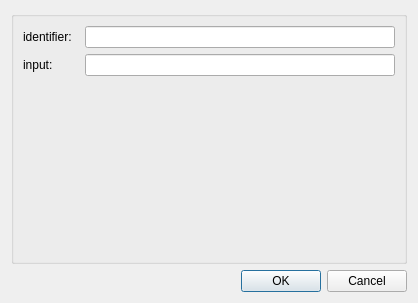
Qt form mapclientplugins/dictdeserializerstep/qt/configuredialog.ui (mapclient-plugins/mapclientplugins.dictdeserializer) before a commit.
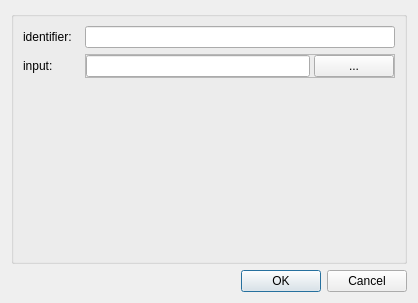
The same form after that commit.

```diff
--- a/mapclientplugins/dictdeserializerstep/qt/configuredialog.ui
+++ b/mapclientplugins/dictdeserializerstep/qt/configuredialog.ui
@@ -14,46 +14,73 @@
    <string>Configure Step</string>
   </property>
   <layout class="QGridLayout" name="gridLayout">
-   <item row="0" column="0">
+   <item row="2" column="0">
+    <widget class="QDialogButtonBox" name="buttonBox">
+     <property name="orientation">
+      <enum>Qt::Horizontal</enum>
+     </property>
+     <property name="standardButtons">
+      <set>QDialogButtonBox::Cancel|QDialogButtonBox::Ok</set>
+     </property>
+    </widget>
+   </item>
+   <item row="1" column="0">
     <widget class="QGroupBox" name="configGroupBox">
      <property name="title">
       <string/>
      </property>
      <layout class="QFormLayout" name="formLayout">
-      <item row="0" column="0">
-       <widget class="QLabel" name="label0">
-        <property name="text">
-         <string>identifier:  </string>
-        </property>
-       </widget>
-      </item>
-      <item row="0" column="1">
-       <widget class="QLineEdit" name="lineEdit0"/>
-      </item>
-
+      <property name="fieldGrowthPolicy">
+       <enum>QFormLayout::AllNonFixedFieldsGrow</enum>
+      </property>
       <item row="1" column="0">
-       <widget class="QLabel" name="label1">
+       <widget class="QLabel" name="identifer_label">
         <property name="text">
-         <string>input:  </string>
+         <string>identifier:  </string>
         </property>
        </widget>
       </item>
       <item row="1" column="1">
-       <widget class="QLineEdit" name="lineEdit1"/>
+       <widget class="QLineEdit" name="identifier_lineEdit"/>
+      </item>
+      <item row="2" column="0">
+       <widget class="QLabel" name="input_label">
+        <property name="text">
+         <string>input:  </string>
+        </property>
+       </widget>
+      </item>
+      <item row="2" column="1">
+       <widget class="QFrame" name="frame">
+        <property name="frameShape">
+         <enum>QFrame::StyledPanel</enum>
+        </property>
+        <property name="frameShadow">
+         <enum>QFrame::Raised</enum>
+        </property>
+        <layout class="QHBoxLayout" name="horizontalLayout">
+         <property name="spacing">
+          <number>4</number>
+         </property>
+         <property name="margin">
+          <number>0</number>
+         </property>
+         <item>
+          <widget class="QLineEdit" name="input_lineEdit"/>
+         </item>
+         <item>
+          <widget class="QPushButton" name="inputLocation_pushButton">
+           <property name="text">
+            <string>...</string>
+           </property>
+          </widget>
+         </item>
+        </layout>
+       </widget>
       </item>
      </layout>
     </widget>
    </item>
-   <item row="1" column="0">
-    <widget class="QDialogButtonBox" name="buttonBox">
-     <property name="orientation">
-      <enum>Qt::Horizontal</enum>
-     </property>
-     <property name="standardButtons">
-      <set>QDialogButtonBox::Cancel|QDialogButtonBox::Ok</set>
-     </property>
-    </widget>
-   </item>
   </layout>
  </widget>
  <resources/>
```
